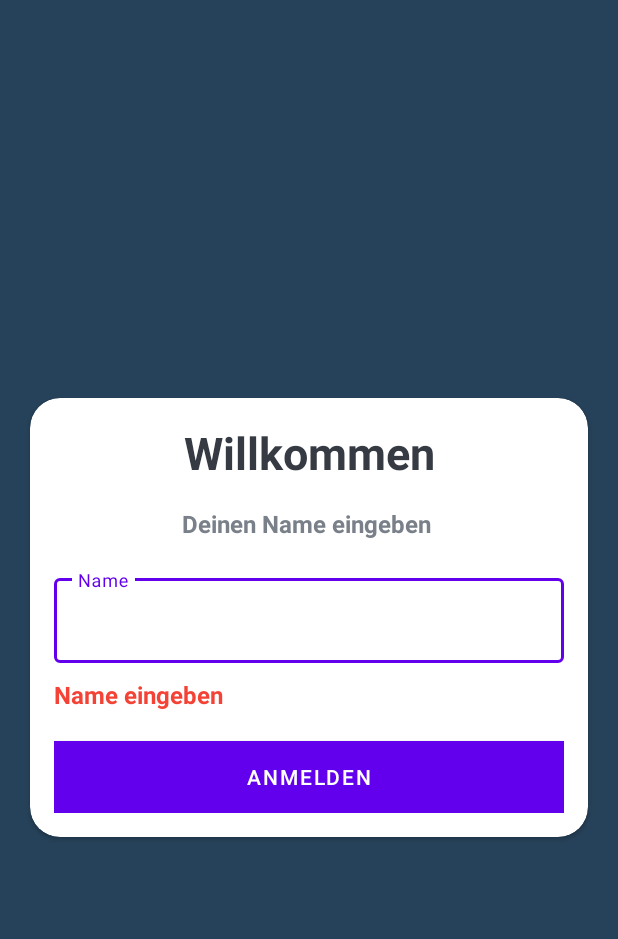
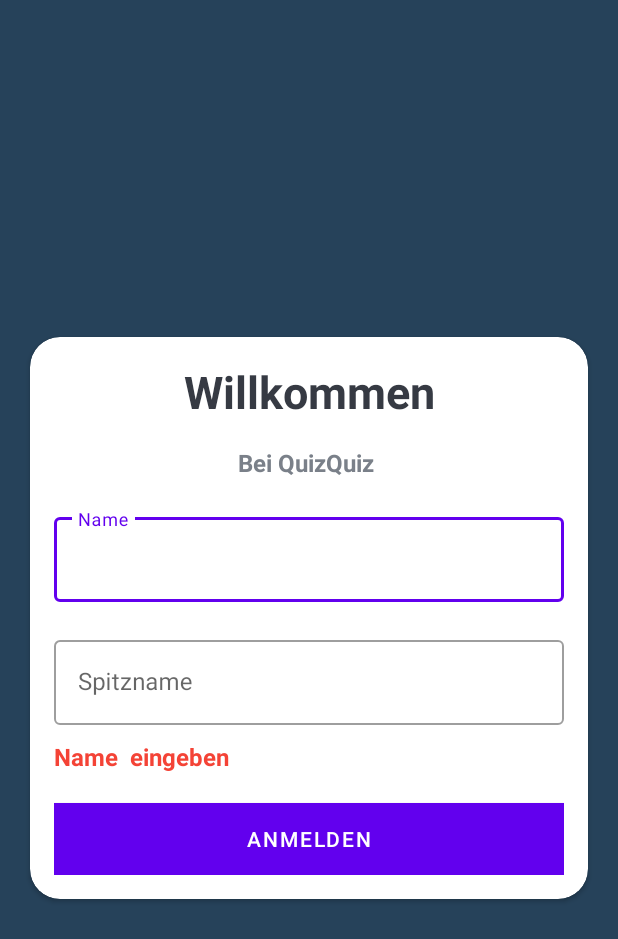
Before and after one commit to ahak-Yem/Quiz_App, an Android app: the screen it shows after launch (MainActivity), after a tap on "ANMELDEN", on a phone screen of 412 x 824 dp. Shown: the top 939 px of the screen. Run offline under Robolectric (Android 15) with nearby library versions, the phone set to English and light mode, and no system bars.

Commit message:
Login Spitzname hinzugefügt mit verbesserungen bei Fehlereingabe

```diff
--- a/app/src/main/java/de/htw_berlin/quiz_app/MainActivity.kt
+++ b/app/src/main/java/de/htw_berlin/quiz_app/MainActivity.kt
@@ -13,16 +13,32 @@ class MainActivity : AppCompatActivity() {
         super.onCreate(savedInstanceState)
         setContentView(R.layout.activity_main)
         val start = findViewById<Button>(R.id.Start_btn)
-        val username = findViewById<EditText>(R.id.Username)
+        val name = findViewById<EditText>(R.id.Username)
+        val spitzname = findViewById<EditText>(R.id.Spitzname)
         val txterror = findViewById<TextView>(R.id.textinput_error)
+
         start.setOnClickListener {
             txterror.visibility = View.VISIBLE
-            val txtusername = username.text.toString()
-            if (txtusername.trim().isEmpty()) {
-                txterror.text = "Name eingeben"
+            val txtusername = name.text.toString()
+            val txtspitzname = spitzname.text.toString()
+            if (txtusername.trim().isEmpty()  ){
+                txterror.text = "Name  eingeben"
                 txterror.visibility = View.VISIBLE
-            } else {
-                username.setText("")
+            }
+            else
+                if (txtspitzname.trim().isEmpty()  ){
+                    txterror.text = "Spitzname  eingeben"
+                    txterror.visibility = View.VISIBLE
+                }
+                else
+                    if (txtspitzname.trim().isEmpty() && txtusername.trim().isEmpty() ){
+                        txterror.text = "Spitzname und Name eingeben"
+                        txterror.visibility = View.VISIBLE
+                    }
+
+
+            else {
+                name.setText("")
 
                 val intent = Intent(this, Modusauswahl::class.java)
                 intent.putExtra("username", txtusername)
--- a/app/src/main/res/layout/activity_main.xml
+++ b/app/src/main/res/layout/activity_main.xml
@@ -15,7 +15,7 @@
         android:layout_marginStart="20dp"
         android:layout_marginEnd="20dp"
         app:cardCornerRadius="20dp"
-        android:background="@color/white">
+        android:background="@color/black">
         <LinearLayout
             android:layout_width="match_parent"
             android:layout_height="wrap_content"
@@ -36,7 +36,7 @@
 
                 android:layout_width="match_parent"
                 android:layout_height="wrap_content"
-                android:text="Deinen Name eingeben "
+                android:text="Bei QuizQuiz "
                 android:layout_marginTop="16dp"
                 android:textStyle="bold"
                 android:gravity="center"
@@ -54,9 +54,32 @@
                     android:layout_width="match_parent"
                     android:layout_height="wrap_content"
                     android:hint="Name"
-                    android:inputType="textCapWords"
+                    android:inputType="textPersonName"
                     android:textColor="#363a43"
                     android:textColorHint="#7a8089"/>
+
+
+
+
+            </com.google.android.material.textfield.TextInputLayout>
+
+
+            <com.google.android.material.textfield.TextInputLayout
+                android:layout_width="match_parent"
+                android:layout_height="wrap_content"
+                android:layout_marginTop="20dp"
+                style="@style/Widget.MaterialComponents.TextInputLayout.OutlinedBox">
+
+                <EditText
+                    android:id="@+id/Spitzname"
+                    android:layout_width="match_parent"
+                    android:layout_height="wrap_content"
+                    android:hint="Spitzname"
+                    android:inputType="textPersonName"
+                    android:textColor="#363a43"
+                    android:textColorHint="#7a8089"/>
+
+
 
             </com.google.android.material.textfield.TextInputLayout>
             <TextView
@@ -73,7 +96,7 @@
                 android:layout_width="match_parent"
                 android:layout_height="wrap_content"
                 android:layout_marginTop="20dp"
-                android:background="#6200EE"
+                android:background="@color/design_default_color_primary"
                 android:text="Anmelden"/>
 
         </LinearLayout>
```
